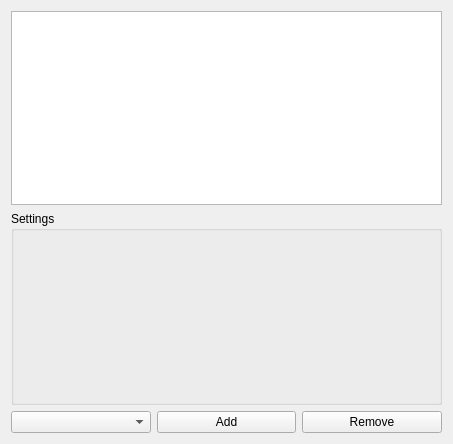
Above: tabfilters.ui from stv0g/pastie before the change. Below: the same form after it.
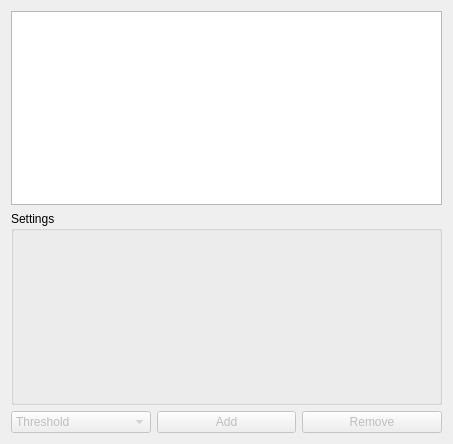
That is the form after the change. Icons and pictures are not drawn.

Commit message: disabled more GUI elements

Diff of the .ui file:
```diff
--- a/tabfilters.ui
+++ b/tabfilters.ui
@@ -35,6 +35,9 @@
    </item>
    <item>
     <widget class="QWidget" name="wdgActions" native="true">
+     <property name="enabled">
+      <bool>false</bool>
+     </property>
      <layout class="QGridLayout" name="gridLayout_2">
       <property name="leftMargin">
        <number>0</number>
@@ -48,9 +51,6 @@
       <property name="bottomMargin">
        <number>0</number>
       </property>
-      <item row="0" column="0">
-       <widget class="QComboBox" name="cmbFilter"/>
-      </item>
       <item row="0" column="1">
        <widget class="QPushButton" name="btnAdd">
         <property name="text">
@@ -73,6 +73,15 @@
         </property>
        </widget>
       </item>
+      <item row="0" column="0">
+       <widget class="QComboBox" name="cmbFilter">
+        <item>
+         <property name="text">
+          <string>Threshold</string>
+         </property>
+        </item>
+       </widget>
+      </item>
      </layout>
     </widget>
    </item>
```
